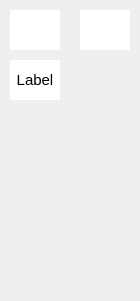
ElliotHarding/Logic-Gate-Simulator, file Application/Logic_Gate_Simulator/Dialogs/widget_advanced.ui: the form before one commit.
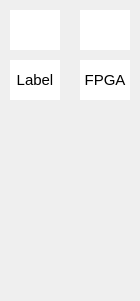
The form after the commit. Icons and pictures are not drawn.

Commit message:
Starting on FPGA Gate
wip - gate fpga edit

wip - progress

Progress

Progress

Broken commit

Remove dlg_editFPGA

Progress

What changed in the file:
```diff
--- a/Application/Logic_Gate_Simulator/Dialogs/widget_advanced.ui
+++ b/Application/Logic_Gate_Simulator/Dialogs/widget_advanced.ui
@@ -123,6 +123,42 @@
     <bool>true</bool>
    </property>
   </widget>
+  <widget class="QPushButton" name="btn_fpgaGate">
+   <property name="geometry">
+    <rect>
+     <x>80</x>
+     <y>60</y>
+     <width>50</width>
+     <height>40</height>
+    </rect>
+   </property>
+   <property name="font">
+    <font>
+     <pointsize>11</pointsize>
+     <underline>false</underline>
+    </font>
+   </property>
+   <property name="styleSheet">
+    <string notr="true">background-color: rgb(255, 255, 255);
+border:none;
+</string>
+   </property>
+   <property name="text">
+    <string>FPGA</string>
+   </property>
+   <property name="iconSize">
+    <size>
+     <width>32</width>
+     <height>32</height>
+    </size>
+   </property>
+   <property name="autoDefault">
+    <bool>true</bool>
+   </property>
+   <property name="flat">
+    <bool>true</bool>
+   </property>
+  </widget>
  </widget>
  <resources/>
  <connections/>
```
Left out of the diff: 8 changed lines with no effect on the pictures. The commit also changes 12 other files.
